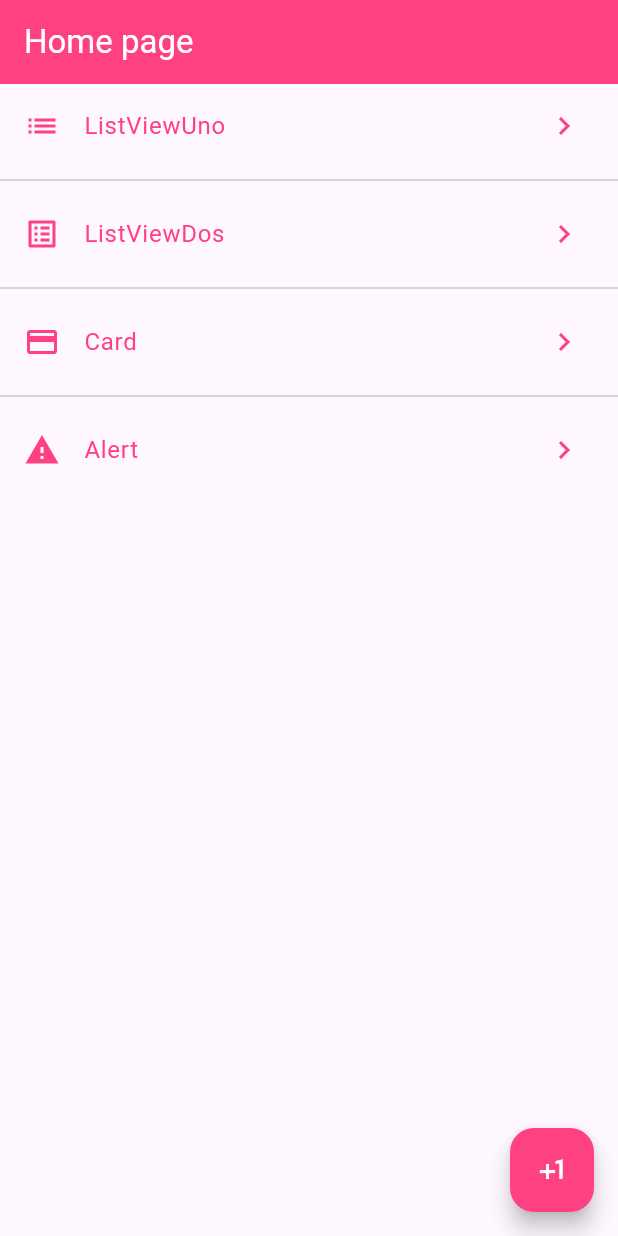
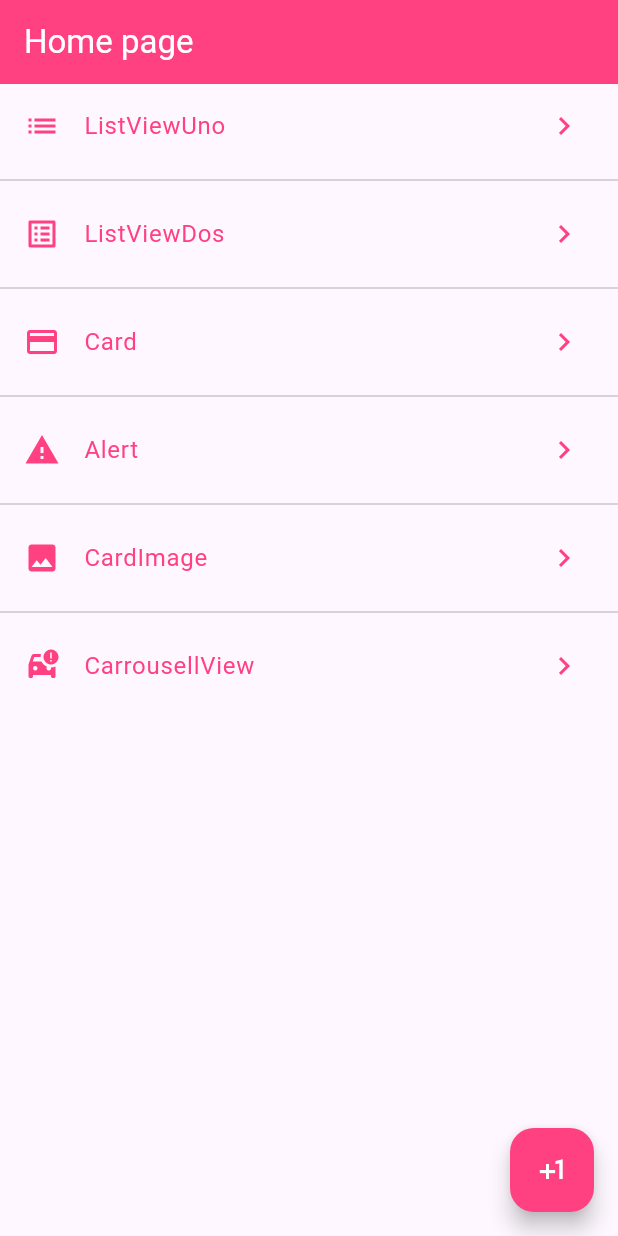
Before and after one commit to AsaelLopez21/SextoSemestre, a Flutter app: the screen it shows after launch, on a phone screen of 412 x 824 dp. Run offline on Flutter 3.47's test engine with Material 3 defaults, Android fonts, the phone set to English and light mode, and no system bars.

Commit message:
Alert, carrousel

```diff
--- a/.1dispositivosMoviles/androidStudio/lib/routes/my_routes.dart
+++ b/.1dispositivosMoviles/androidStudio/lib/routes/my_routes.dart
@@ -1,4 +1,5 @@
 import 'package:app_dos/models/menu_home.dart';
+import 'package:app_dos/screens/carrousell_view.dart';
 import 'package:app_dos/screens/screens.dart';
 import 'package:app_dos/widgets/my_home_page.dart';
 import 'package:flutter/material.dart';
@@ -36,6 +37,18 @@ class MyRoutes {
       route: 'alert',
       screen: AlertScreen(),
     ),
+    MenuHome(
+      icon: Icons.photo,
+      titleMenu: 'CardImage',
+      route: 'card_image',
+      screen: CardImage(),
+    ),
+    MenuHome(
+      icon: Icons.car_crash,
+      titleMenu: 'CarrousellView',
+      route: 'carrousel_view',
+      screen: CarrousellViewX(),
+    ),
   ];
 
   // static Map<String, Widget Function(BuildContext)> routes = {
--- a/.1dispositivosMoviles/androidStudio/lib/screens/card_image.dart
+++ b/.1dispositivosMoviles/androidStudio/lib/screens/card_image.dart
@@ -0,0 +1,13 @@
+import 'package:flutter/material.dart';
+
+class CardImage extends StatelessWidget {
+  const CardImage({Key? key}) : super(key: key);
+
+  @override
+  Widget build(BuildContext context) {
+    return Scaffold(
+      appBar: AppBar(title: Text('Card Image')),
+      body: Center(child: Text('card image')),
+    );
+  }
+}
--- a/.1dispositivosMoviles/androidStudio/lib/screens/screens.dart
+++ b/.1dispositivosMoviles/androidStudio/lib/screens/screens.dart
@@ -2,3 +2,5 @@ export 'package:app_dos/screens/list_view_dos.dart';
 export 'package:app_dos/screens/list_view_uno.dart';
 export 'package:app_dos/screens/alert.dart';
 export 'package:app_dos/screens/cards.dart';
+export 'package:app_dos/screens/card_image.dart';
+export 'package:app_dos/screens/carrousell_view.dart';
```
Also changed, not shown: .1dispositivosMoviles/androidStudio/lib/screens/alert.dart (+47 -1 lines), .1dispositivosMoviles/androidStudio/lib/screens/carrousell_view.dart (added, +14 -0 lines).
